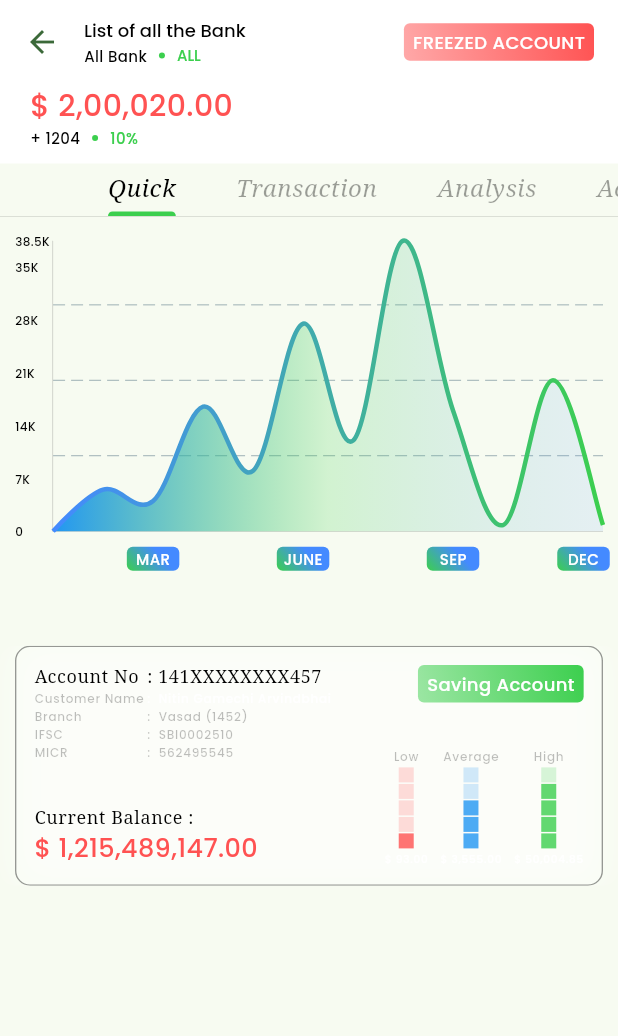
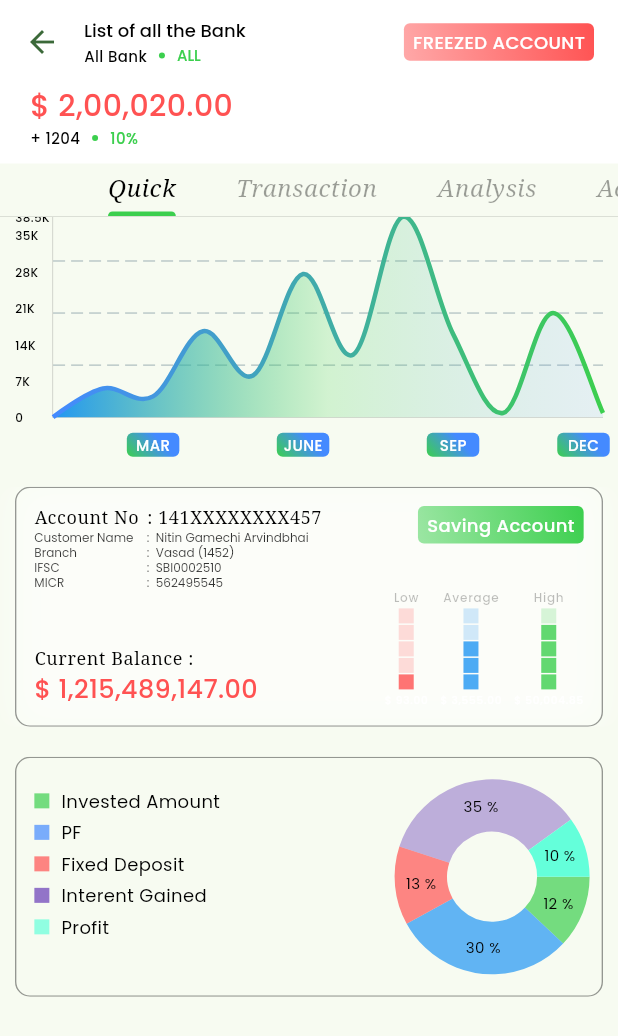
Before and after one commit to GamechiNitin/SimpleBank, a Flutter app: the WatchListScreen screen opened directly, after a tap on the "format list bulleted" icon, after a tap on "All Bank", on a phone screen of 412 x 824 dp. Shown: the top 1036 px of the screen. Run offline on Flutter 3.47's test engine with Material 2 defaults, Android fonts, the phone set to English and light mode, and no system bars; drawn by our look-alikes of fl_chart; our stand-ins replace flutter_bloc, google_fonts, shared_preferences; accounts and stored records are empty; network calls fail.

Commit message:
WatchList Details UI : Chart Tab - Pie Chart

```diff
--- a/lib/utils/colors.dart
+++ b/lib/utils/colors.dart
@@ -1,6 +1,7 @@
 import 'package:flutter/material.dart';
 
 const Color kPrimaryColor = Color(0xff3CCF4E);
+// const Color kPrimaryColor = Colors.tealAccent;
 Color kLPrimaryColor = const Color(0xff3CCF4E).withOpacity(0.3);
 const Color kLightPrimaryColor = Colors.redAccent;
 
--- a/lib/utils/theme.dart
+++ b/lib/utils/theme.dart
@@ -79,6 +79,9 @@ class AppTheme {
       labelSmall: GoogleFonts.poppins(
         color: kHintColor,
       ),
+      displaySmall: GoogleFonts.poppins(
+        color: kBlackColor.withOpacity(0.8),
+      ),
     ),
   );
 
@@ -144,6 +147,9 @@ class AppTheme {
       bodyMedium: GoogleFonts.poppins(color: kWhiteColor),
       labelSmall: GoogleFonts.poppins(color: kLightWhiteColor),
       bodySmall: GoogleFonts.notoSerif(color: kWhiteColor),
+      displaySmall: GoogleFonts.poppins(
+        color: kWhiteColor.withOpacity(0.8),
+      ),
     ),
   );
 }
--- a/lib/view/screen/watchlist/watchlist_details/component/chart_tab_component.dart
+++ b/lib/view/screen/watchlist/watchlist_details/component/chart_tab_component.dart
@@ -93,7 +93,7 @@ class ChartTabComponent extends StatelessWidget {
                       SublaelComponent(
                         l1: "Customer Name",
                         l2: customerName,
-                        color: kWhiteColor,
+                        // color: kWhiteColor,
                       ),
                       SublaelComponent(
                         l1: "Branch",
--- /dev/null
+++ b/lib/view/screen/watchlist/watchlist_details/component/pie_chart_component.dart
@@ -0,0 +1,175 @@
+import 'package:fl_chart/fl_chart.dart';
+import 'package:flutter/material.dart';
+import 'package:simple_bank/utils/colors.dart';
+import 'package:simple_bank/utils/dimens.dart';
+
+class PieChartComponent extends StatelessWidget {
+  const PieChartComponent({super.key, required this.color, this.applyBorder});
+  final Color color;
+  final bool? applyBorder;
+  @override
+  Widget build(BuildContext context) {
+    return ClipRRect(
+      borderRadius: applyBorder != null
+          ? BorderRadius.circular(kBorderRadius)
+          : BorderRadius.zero,
+      child: Container(
+        margin: applyBorder == true
+            ? const EdgeInsets.symmetric(horizontal: 10)
+            : EdgeInsets.zero,
+        padding: const EdgeInsets.symmetric(horizontal: 12, vertical: 20),
+        height: 160,
+        width: double.infinity,
+        decoration: BoxDecoration(
+          borderRadius:
+              applyBorder == true ? BorderRadius.circular(kBorderRadius) : null,
+          color: color.withOpacity(0.2),
+          border: Border.all(
+            color: Theme.of(context)
+                .appBarTheme
+                .titleTextStyle!
+                .color!
+                .withOpacity(0.4),
+            width: 0.9,
+          ),
+          boxShadow: [
+            BoxShadow(
+              blurRadius: 20,
+              spreadRadius: 0,
+              color: color.withAlpha(120),
+            )
+          ],
+        ),
+        child: Row(
+          crossAxisAlignment: CrossAxisAlignment.center,
+          children: [
+            Expanded(
+              flex: 2,
+              child: Column(
+                children: const [
+                  HitPieChart(
+                    color: kPrimaryColor,
+                    label: "Invested Amount",
+                  ),
+                  SizedBox(height: 4),
+                  HitPieChart(
+                    color: kBlueAccentColor,
+                    label: "PF",
+                  ),
+                  SizedBox(height: 4),
+                  HitPieChart(
+                    color: kLightPrimaryColor,
+                    label: "Fixed Deposit",
+                  ),
+                  SizedBox(height: 4),
+                  HitPieChart(
+                    color: Colors.deepPurple,
+                    label: "Interent Gained",
+                  ),
+                  SizedBox(height: 4),
+                  HitPieChart(
+                    color: Colors.tealAccent,
+                    label: "Profit",
+                  ),
+                ],
+              ),
+            ),
+            Expanded(
+              child: PieChart(
+                PieChartData(
+                  centerSpaceRadius: 30,
+                  sectionsSpace: 0,
+                  pieTouchData: PieTouchData(),
+                  // startDegreeOffset: 180,
+                  sections: [
+                    PieChartSectionData(
+                      color: kPrimaryColor.withOpacity(0.7),
+                      title: "12 %",
+                      value: 12,
+                      radius: 35,
+                      titleStyle:
+                          Theme.of(context).textTheme.bodyMedium?.copyWith(
+                                fontSize: size10,
+                              ),
+                    ),
+                    PieChartSectionData(
+                      color: kBlueColor.withOpacity(0.7),
+                      title: "30 %",
+                      value: 30,
+                      radius: 35,
+                      titleStyle:
+                          Theme.of(context).textTheme.bodyMedium?.copyWith(
+                                fontSize: size10,
+                              ),
+                    ),
+                    PieChartSectionData(
+                      color: kErrorColor.withOpacity(0.7),
+                      title: "13 %",
+                      value: 13,
+                      radius: 35,
+                      titleStyle:
+                          Theme.of(context).textTheme.bodyMedium?.copyWith(
+                                fontSize: size10,
+                              ),
+                    ),
+                    PieChartSectionData(
+                      color: Colors.deepPurple.withOpacity(0.4),
+                      title: "35 %",
+                      value: 35,
+                      radius: 35,
+                      titleStyle:
+                          Theme.of(context).textTheme.bodyMedium?.copyWith(
+                                fontSize: size10,
+                              ),
+                    ),
+                    PieChartSectionData(
+                      color: Colors.tealAccent,
+                      title: "10 %",
+                      value: 10,
+                      radius: 35,
+                      titleStyle:
+                          Theme.of(context).textTheme.bodyMedium?.copyWith(
+                                fontSize: size10,
+                              ),
+                    ),
+                  ],
+                ),
+                swapAnimationDuration: const Duration(seconds: 3),
+                swapAnimationCurve: Curves.linear,
+              ),
+            ),
+          ],
+        ),
+      ),
+    );
+  }
+}
+
+class HitPieChart extends StatelessWidget {
+  const HitPieChart({super.key, required this.label, required this.color});
+  final String label;
+  final Color color;
+
+  @override
+  Widget build(BuildContext context) {
+    return Row(
+      crossAxisAlignment: CrossAxisAlignment.center,
+      mainAxisAlignment: MainAxisAlignment.start,
+      children: [
+        Container(
+          margin: const EdgeInsets.only(right: 8),
+          height: 10,
+          width: 10,
+          color: color.withOpacity(0.7),
+        ),
+        Text(
+          label,
+          style: Theme.of(context).textTheme.bodyMedium?.copyWith(
+                fontSize: size12,
+                // fontWeight: FontWeight.w500,
+              ),
+        ),
+      ],
+    );
+  }
+}
--- a/lib/view/screen/watchlist/watchlist_details/component/sublabel_component.dart
+++ b/lib/view/screen/watchlist/watchlist_details/component/sublabel_component.dart
@@ -14,7 +14,7 @@ class SublaelComponent extends StatelessWidget {
           width: 75,
           child: Text(
             l1 ?? "",
-            style: Theme.of(context).textTheme.labelSmall?.copyWith(
+            style: Theme.of(context).textTheme.displaySmall?.copyWith(
                   fontSize: 8,
                 ),
           ),
@@ -24,9 +24,8 @@ class SublaelComponent extends StatelessWidget {
             ":  $l2",
             maxLines: 1,
             overflow: TextOverflow.ellipsis,
-            style: Theme.of(context).textTheme.labelSmall?.copyWith(
+            style: Theme.of(context).textTheme.displaySmall?.copyWith(
                   fontSize: 8,
-                  color: color,
                 ),
           ),
         ),
--- a/lib/view/screen/watchlist/watchlist_details/tabs/chart_tabs.dart
+++ b/lib/view/screen/watchlist/watchlist_details/tabs/chart_tabs.dart
@@ -1,5 +1,7 @@
+import 'package:fl_chart/fl_chart.dart';
 import 'package:simple_bank/utils/import.dart';
 import 'package:simple_bank/view/screen/watchlist/watchlist_details/component/chart_tab_component.dart';
+import 'package:simple_bank/view/screen/watchlist/watchlist_details/component/pie_chart_component.dart';
 import 'package:simple_bank/view/screen/watchlist/watchlist_details/component/sublabel_component.dart';
 import 'package:simple_bank/view/widget/chart/line_chart.dart';
 import 'package:simple_bank/view/widget/chart/mini_hit_bar_chart.dart';
@@ -12,10 +14,7 @@ class ChartTab extends StatelessWidget {
     return ListView(
       children: [
         const LineChartWidget(),
-        const SizedBox(height: 30),
-        const SizedBox(
-          height: 20,
-        ),
+        const SizedBox(height: 20),
         ChartTabComponent(
           accountNumber: "141XXXXXXXX457",
           branch: "Vasad (1452)",
@@ -30,9 +29,12 @@ class ChartTab extends StatelessWidget {
           color: Theme.of(context).appBarTheme.backgroundColor!,
           applyBorder: true,
         ),
-        const SizedBox(
-          height: 20,
+        const SizedBox(height: 20),
+        PieChartComponent(
+          applyBorder: true,
+          color: Theme.of(context).scaffoldBackgroundColor,
         ),
+        const SizedBox(height: 20),
       ],
     );
   }
--- a/lib/view/widget/chart/line_chart.dart
+++ b/lib/view/widget/chart/line_chart.dart
@@ -7,10 +7,9 @@ class LineChartWidget extends StatelessWidget {
   @override
   Widget build(BuildContext context) {
     return Container(
-      margin: const EdgeInsets.only(top: 16),
       padding: const EdgeInsets.only(right: 10, left: 10),
       width: MediaQuery.of(context).size.width,
-      height: 220,
+      height: 160,
       child: LineChart(
         LineChartData(
           gridData: FlGridData(
```
